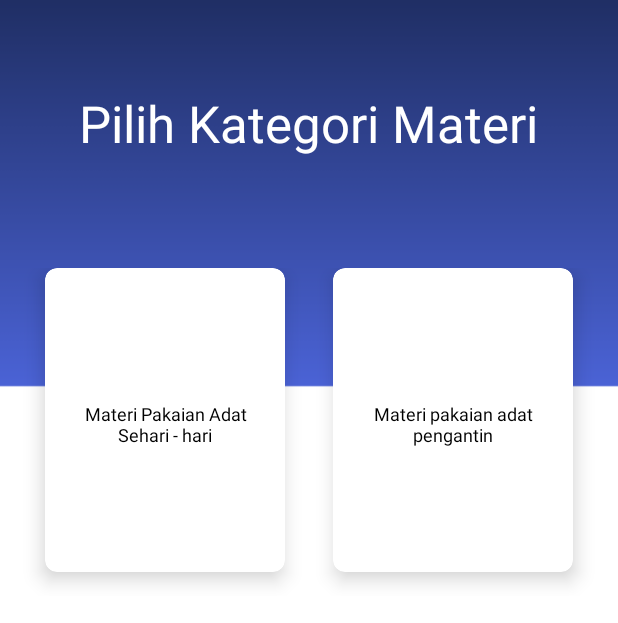
After one commit to aepnat/aplikasi-pengenalan-pakaian-adat-nusantara, an Android app: the KategoriMateriActivity screen opened directly, with no data from a screen before it, on a phone screen of 412 x 824 dp. The commit adds this screen. Shown: the top 623 px of the screen. Run offline under Robolectric (Android 15) with nearby library versions, the phone set to English and light mode, and no system bars.

Commit message:
kategori materi

```diff
--- a/app/src/main/AndroidManifest.xml
+++ b/app/src/main/AndroidManifest.xml
@@ -12,7 +12,8 @@
         android:roundIcon="@mipmap/ic_launcher_round"
         android:supportsRtl="true"
         android:theme="@style/AppTheme">
-        <activity android:name=".AboutActivity"></activity>
+        <activity android:name=".KategoriMateriActivity"></activity>
+        <activity android:name=".AboutActivity" />
         <activity android:name=".HomeActivity" />
         <activity
             android:name=".SplashActivity"
--- a/app/src/main/java/com/lina/pengenalanpakaianadatnusantaran/HomeActivity.java
+++ b/app/src/main/java/com/lina/pengenalanpakaianadatnusantaran/HomeActivity.java
@@ -13,6 +13,15 @@ public class HomeActivity extends AppCompatActivity {
     protected void onCreate(Bundle savedInstanceState) {
         super.onCreate(savedInstanceState);
         setContentView(R.layout.activity_home);
+
+        CardView cardMateri = findViewById(R.id.cardMateri);
+        cardMateri.setOnClickListener(new View.OnClickListener() {
+            @Override
+            public void onClick(View view) {
+                Intent intent = new Intent(HomeActivity.this, KategoriMateriActivity.class);
+                HomeActivity.this.startActivity(intent);
+            }
+        });
 
         CardView cardExit = findViewById(R.id.cardExit);
         cardExit.setOnClickListener(new View.OnClickListener() {
--- /dev/null
+++ b/app/src/main/java/com/lina/pengenalanpakaianadatnusantaran/KategoriMateriActivity.java
@@ -0,0 +1,14 @@
+package com.lina.pengenalanpakaianadatnusantaran;
+
+import androidx.appcompat.app.AppCompatActivity;
+
+import android.os.Bundle;
+
+public class KategoriMateriActivity extends AppCompatActivity {
+
+    @Override
+    protected void onCreate(Bundle savedInstanceState) {
+        super.onCreate(savedInstanceState);
+        setContentView(R.layout.activity_kategori_materi);
+    }
+}
--- a/app/src/main/res/layout/activity_home.xml
+++ b/app/src/main/res/layout/activity_home.xml
@@ -39,6 +39,7 @@
         <!-- COLUMN 1  -->
 
         <androidx.cardview.widget.CardView
+            android:id="@+id/cardMateri"
             android:layout_width="0dp"
             android:layout_height="0dp"
             android:layout_columnWeight="1"
--- /dev/null
+++ b/app/src/main/res/layout/activity_kategori_materi.xml
@@ -0,0 +1,112 @@
+<?xml version="1.0" encoding="utf-8"?>
+<LinearLayout xmlns:android="http://schemas.android.com/apk/res/android"
+    xmlns:app="http://schemas.android.com/apk/res-auto"
+    xmlns:tools="http://schemas.android.com/tools"
+    android:layout_width="match_parent"
+    android:layout_height="match_parent"
+    android:orientation="vertical"
+    android:background="@drawable/bgapps"
+    android:weightSum="10"
+    tools:context=".KategoriMateriActivity">
+
+    <RelativeLayout
+        android:layout_weight="2"
+        android:layout_width="match_parent"
+        android:layout_height="0dp">
+
+        <TextView
+            android:text="Pilih Kategori Materi"
+            android:textSize="34sp"
+            android:textColor="#FFF"
+            android:layout_centerInParent="true"
+            android:layout_width="wrap_content"
+            android:layout_height="wrap_content" />
+
+    </RelativeLayout>
+
+    <GridLayout
+        android:id="@+id/mainGrid"
+        android:rowCount="2"
+        android:columnCount="2"
+        android:alignmentMode="alignMargins"
+        android:columnOrderPreserved="false"
+        android:layout_weight="3"
+        android:layout_width="match_parent"
+        android:layout_height="0dp"
+        android:padding="14dp">
+
+        <!-- ROW 1  -->
+        <!-- COLUMN 1  -->
+
+        <androidx.cardview.widget.CardView
+            android:id="@+id/cardMateri"
+            android:layout_width="0dp"
+            android:layout_height="0dp"
+            android:layout_columnWeight="1"
+            android:layout_marginBottom="16dp"
+            android:layout_rowWeight="1"
+            android:layout_marginLeft="16dp"
+            android:layout_marginRight="16dp"
+            android:background="#FFFFFF"
+            app:cardBackgroundColor="#FFFFFF"
+            app:cardElevation="8dp"
+            app:cardCornerRadius="8dp">
+
+            <LinearLayout
+                android:layout_gravity="center_horizontal|center_vertical"
+                android:layout_margin="16dp"
+                android:orientation="vertical"
+                android:layout_width="wrap_content"
+                android:layout_height="wrap_content">
+
+                <TextView
+                    android:textAlignment="center"
+                    android:text="Materi Pakaian Adat Sehari - hari"
+                    android:textColor="#000"
+                    android:textSize="12sp"
+                    android:layout_marginTop="6dp"
+                    android:layout_width="wrap_content"
+                    android:layout_height="wrap_content" />
+
+            </LinearLayout>
+
+        </androidx.cardview.widget.CardView>
+
+        <!-- COLUMN 2  -->
+
+        <androidx.cardview.widget.CardView
+            android:layout_width="0dp"
+            android:layout_height="0dp"
+            android:layout_columnWeight="1"
+            android:layout_marginBottom="16dp"
+            android:layout_rowWeight="1"
+            android:layout_marginLeft="16dp"
+            android:layout_marginRight="16dp"
+            android:background="#FFFFFF"
+            app:cardBackgroundColor="#FFFFFF"
+            app:cardElevation="8dp"
+            app:cardCornerRadius="8dp">
+
+            <LinearLayout
+                android:layout_gravity="center_horizontal|center_vertical"
+                android:layout_margin="16dp"
+                android:orientation="vertical"
+                android:layout_width="wrap_content"
+                android:layout_height="wrap_content">
+
+                <TextView
+                    android:textAlignment="center"
+                    android:text="Materi pakaian adat pengantin"
+                    android:textColor="#000"
+                    android:textSize="12sp"
+                    android:layout_marginTop="6dp"
+                    android:layout_width="wrap_content"
+                    android:layout_height="wrap_content" />
+
+            </LinearLayout>
+
+        </androidx.cardview.widget.CardView>
+
+    </GridLayout>
+
+</LinearLayout>
--- a/app/src/main/res/values/styles.xml
+++ b/app/src/main/res/values/styles.xml
@@ -8,4 +8,13 @@
         <item name="colorAccent">@color/colorAccent</item>
     </style>
 
+    <style name="AppThemeChild" parent="Theme.AppCompat.DayNight.DarkActionBar">
+        <!-- Customize your theme here. -->
+        <item name="android:background">@null</item>
+        <item name="background">@null</item>
+        <item name="colorPrimary">@android:color/transparent</item>
+        <item name="colorPrimaryDark">@android:color/transparent</item>
+        <item name="colorAccent">@color/colorAccent</item>
+    </style>
+
 </resources>
```
